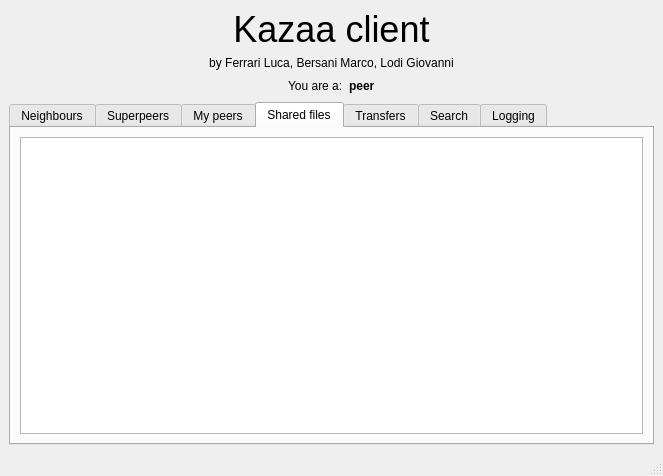
The window that kazaa/teamGML/ui/qt/designer/mainwindow.ui (B3rs/P2P) describes before a commit, drawn with Qt 5.
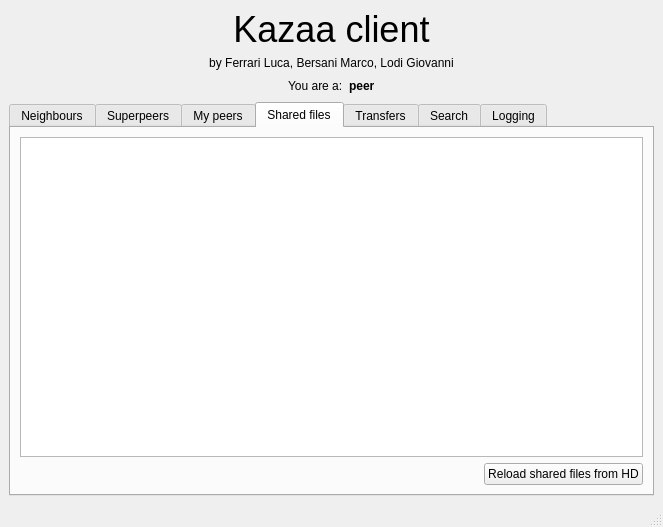
The same window after the commit. The open tabs and pages were chosen to show the change.

Commit message: -Added buttons to the UI to reload shared files and remove all neighbours. TO IMPLEMENT

The edit to the form file:
```diff
--- a/kazaa/teamGML/ui/qt/designer/mainwindow.ui
+++ b/kazaa/teamGML/ui/qt/designer/mainwindow.ui
@@ -7,7 +7,7 @@
     <x>0</x>
     <y>0</y>
     <width>663</width>
-    <height>476</height>
+    <height>527</height>
    </rect>
   </property>
   <property name="windowTitle">
@@ -412,6 +412,30 @@
           </property>
          </widget>
         </item>
+        <item>
+         <layout class="QHBoxLayout" name="horizontalLayout_9">
+          <item>
+           <spacer name="horizontalSpacer_11">
+            <property name="orientation">
+             <enum>Qt::Horizontal</enum>
+            </property>
+            <property name="sizeHint" stdset="0">
+             <size>
+              <width>40</width>
+              <height>20</height>
+             </size>
+            </property>
+           </spacer>
+          </item>
+          <item>
+           <widget class="QPushButton" name="reloadSharedFilesBtn">
+            <property name="text">
+             <string>Reload shared files from HD</string>
+            </property>
+           </widget>
+          </item>
+         </layout>
+        </item>
        </layout>
       </widget>
       <widget class="QWidget" name="tab_3">
```
Left out of the diff: 26 changed lines with no effect on the pictures. The commit also changes 2 other files.
